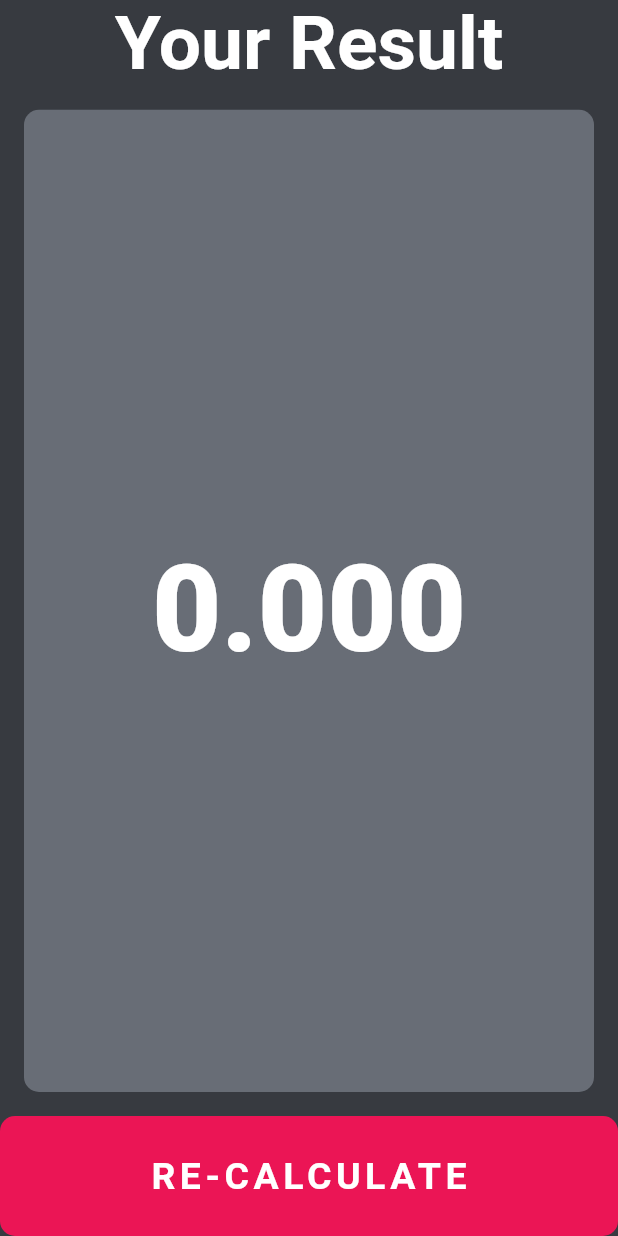
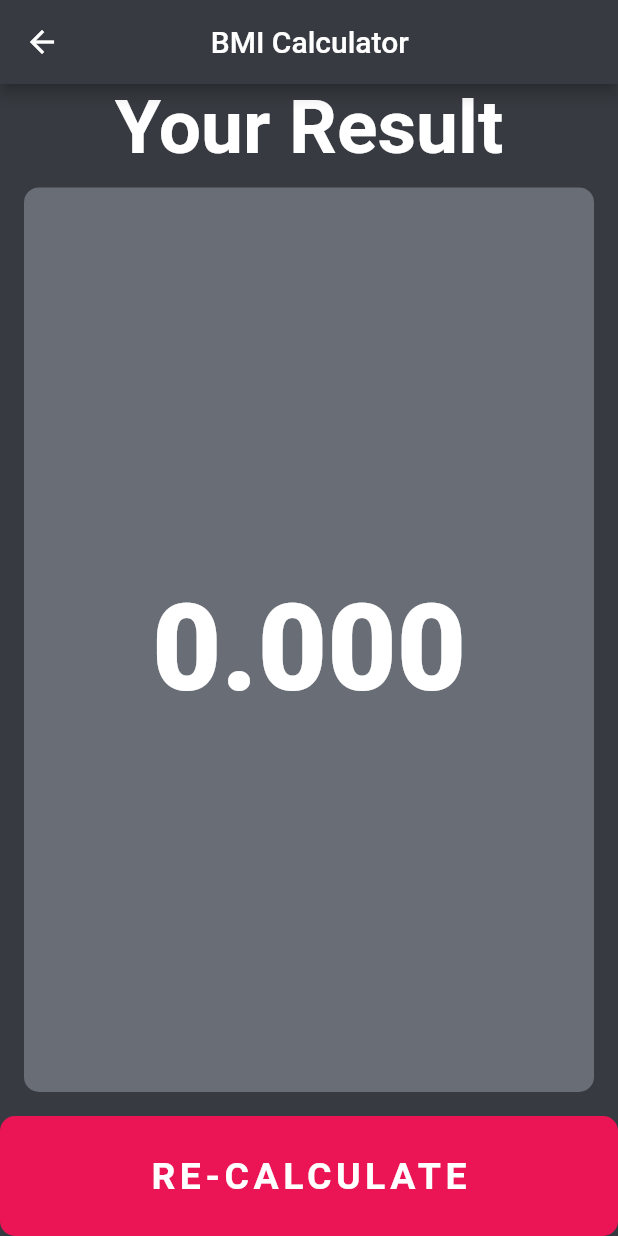
Before and after one commit to HimanshuS-coder/bmi_calculator, a Flutter app: the ResultPage screen opened directly with empty values, on a phone screen of 412 x 824 dp. Run offline on Flutter 3.47's test engine with Material 2 defaults, Android fonts, the phone set to English and light mode, and no system bars; our stand-ins replace fluttertoast, font_awesome_flutter.

Commit message:
some UI changes

```diff
--- a/lib/result_page.dart
+++ b/lib/result_page.dart
@@ -27,6 +27,16 @@ class _ResultPageState extends State<ResultPage> {
   @override
   Widget build(BuildContext context) {
     return Scaffold(
+      appBar: AppBar(
+        title: Center(
+          child: Padding(
+            padding: EdgeInsets.only(right: 55),
+              child: Text(
+            'BMI Calculator',
+            textAlign: TextAlign.center,
+          )),
+        ),
+      ),
       body: SafeArea(
         child: Column(
           crossAxisAlignment: CrossAxisAlignment.stretch,
@@ -80,7 +90,6 @@ class _ResultPageState extends State<ResultPage> {
             FlatButton(
               padding: EdgeInsets.all(0),
               textColor: Colors.white,
-
               onPressed: () {
                 setState(() {
                   Navigator.pop(context);
```
